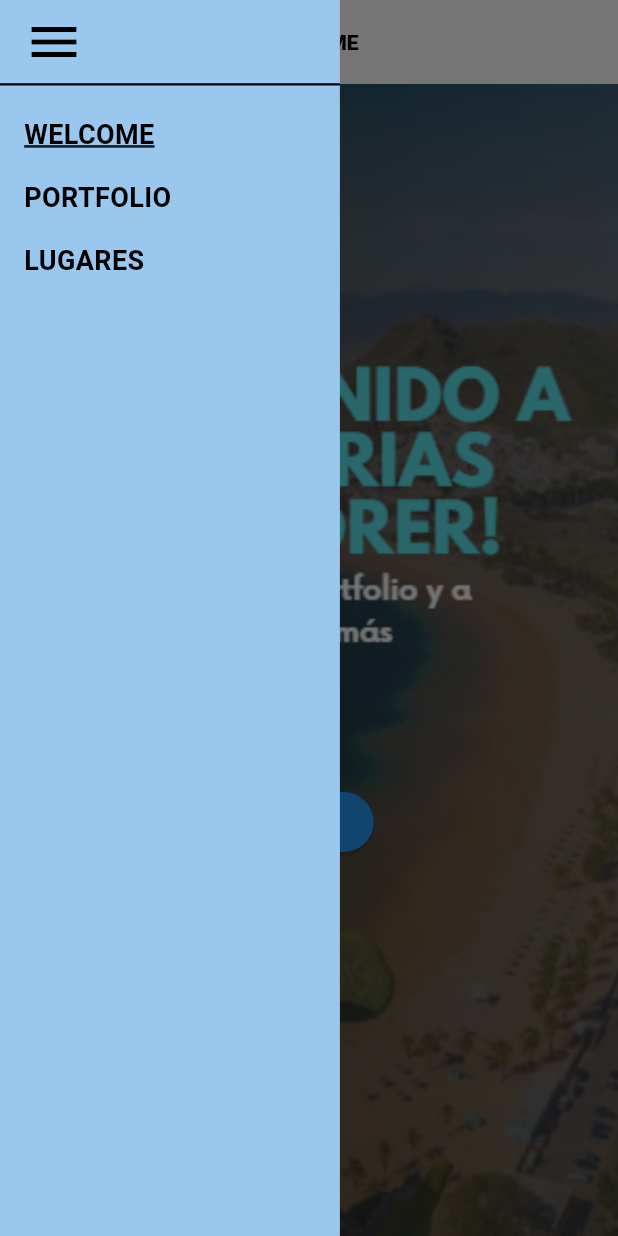
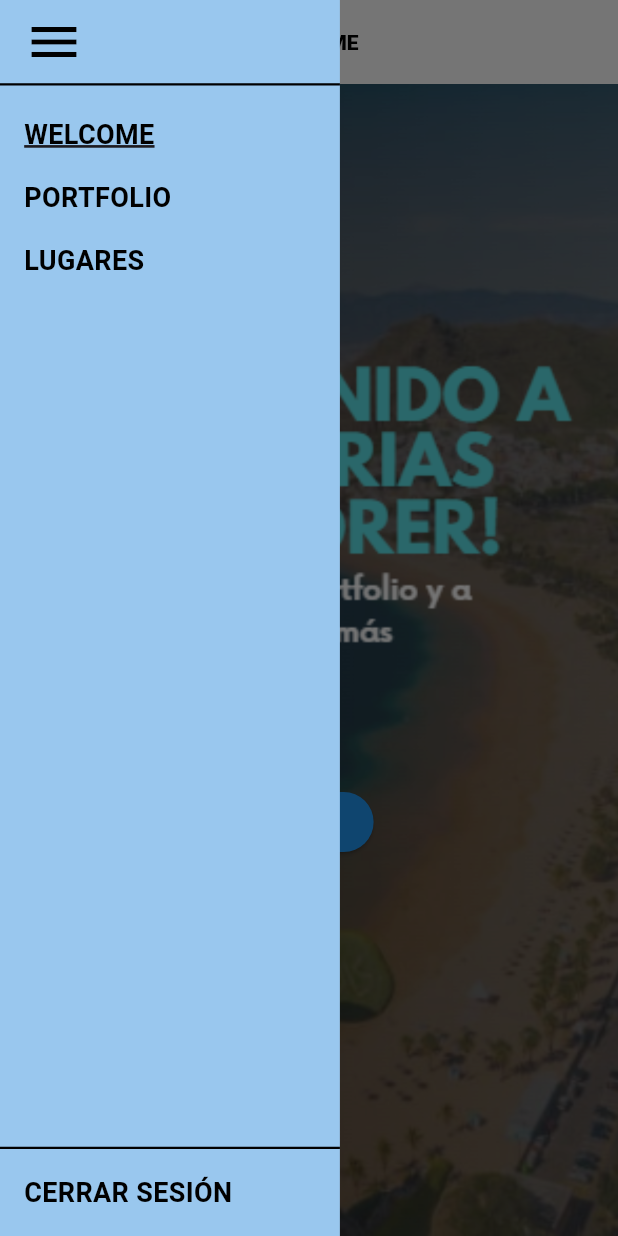
Before and after one commit to usr0445-wjrv/PGL-P2-MyPortfolio, a Flutter app: the screen it shows after launch, with the side drawer open, on a phone screen of 412 x 824 dp. Run offline on Flutter 3.47's test engine with Material 3 defaults, Android fonts, the phone set to English and light mode, and no system bars; our stand-ins replace flutter_secure_storage, go_router, qr_flutter.

Commit message:
Hacemos retoque al app drawer para importar el archvo de la carpeta services

```diff
--- a/lib/widgets/app_drawer.dart
+++ b/lib/widgets/app_drawer.dart
@@ -1,10 +1,11 @@
 import 'package:flutter/material.dart';
 import 'package:go_router/go_router.dart';
+import '../services/auth_service.dart';
 
 class AppDrawer extends StatelessWidget {
   const AppDrawer({super.key});
 
-  static const Color _fondo = const Color(0xFF99C7EE);
+  static const Color _fondo = Color(0xFF99C7EE); // azul claro de tu concepto
 
   Widget _opcion(BuildContext context, String texto, String ruta) {
     final rutaActual = GoRouterState.of(context).uri.path;
@@ -27,6 +28,13 @@ class AppDrawer extends StatelessWidget {
         ),
       ),
     );
+  }
+
+  // CERRAR SESIÓN: borra el token y vuelve al login
+  Future<void> _cerrarSesion(BuildContext context) async {
+    await AuthService.cerrarSesion();
+    if (!context.mounted) return;
+    context.go('/login');
   }
 
   @override
@@ -57,7 +65,25 @@ class AppDrawer extends StatelessWidget {
 
             _opcion(context, "WELCOME", '/bienvenida'),
             _opcion(context, "PORTFOLIO", '/portfolio'),
-            _opcion(context, "LUGARES", '/lugares'), //AQUI SE AÑADE AL DRAWER LAS COSAS
+            _opcion(context, "LUGARES", '/lugares'),
+
+            // Empuja el botón de cerrar sesión al final del menú
+            const Spacer(),
+            const Divider(height: 1, thickness: 1.5, color: Colors.black),
+            InkWell(
+              onTap: () => _cerrarSesion(context),
+              child: const Padding(
+                padding: EdgeInsets.all(16),
+                child: Text(
+                  "CERRAR SESIÓN",
+                  style: TextStyle(
+                    fontSize: 18,
+                    fontWeight: FontWeight.w700,
+                    color: Colors.black,
+                  ),
+                ),
+              ),
+            ),
           ],
         ),
       ),
```
